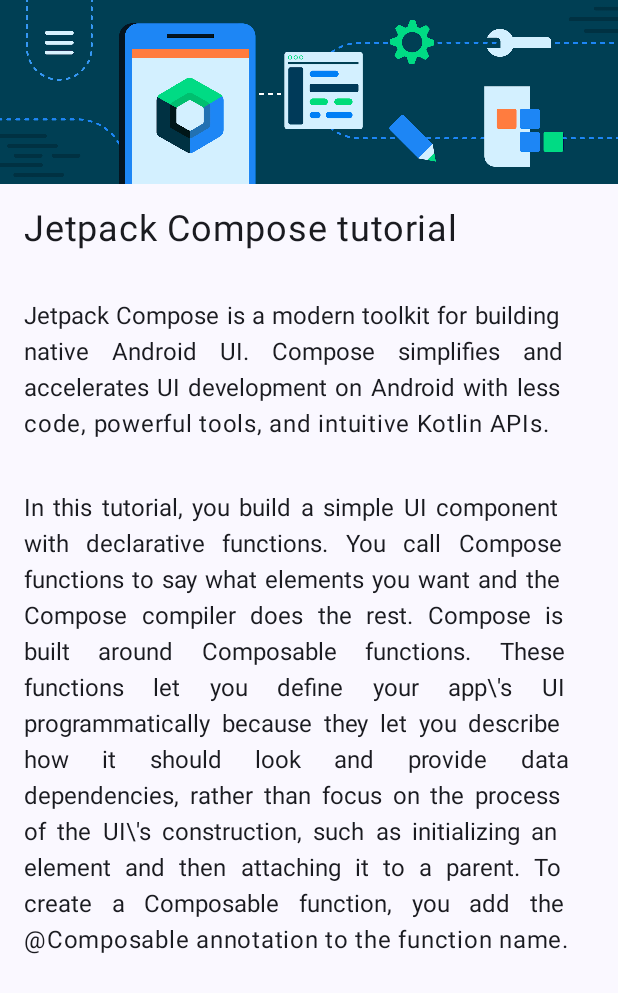
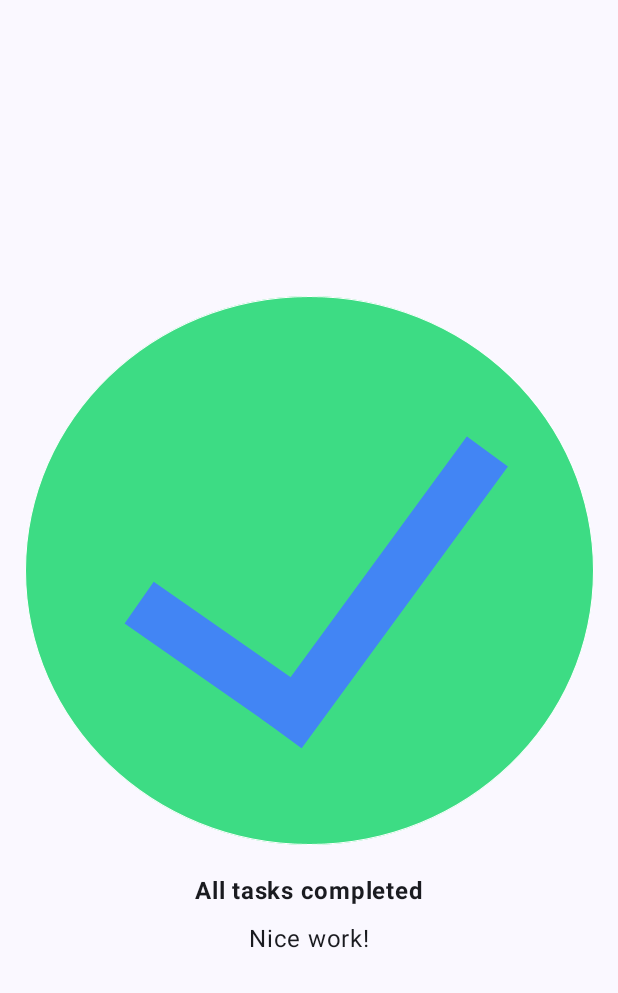
Before and after one commit to lucas-pdnobrega/Compose-Kotlin, an Android app built with Jetpack Compose: the screen it shows after launch (MainActivity), on a phone screen of 412 x 824 dp. Shown: the top 993 px of the screen. Run offline under Robolectric (Android 15) with nearby library versions, the phone set to English and light mode, and no system bars.

Commit message:
stage 2 of compose practices - task manager

```diff
--- a/app/src/main/java/com/example/composeapp/MainActivity.kt
+++ b/app/src/main/java/com/example/composeapp/MainActivity.kt
@@ -5,6 +5,7 @@ import androidx.activity.ComponentActivity
 import androidx.activity.compose.setContent
 import androidx.activity.enableEdgeToEdge
 import androidx.compose.foundation.Image
+import androidx.compose.foundation.layout.Arrangement
 import androidx.compose.foundation.layout.Column
 import androidx.compose.foundation.layout.fillMaxSize
 import androidx.compose.foundation.layout.fillMaxWidth
@@ -12,8 +13,10 @@ import androidx.compose.foundation.layout.padding
 import androidx.compose.material3.Scaffold
 import androidx.compose.material3.Text
 import androidx.compose.runtime.Composable
+import androidx.compose.ui.Alignment
 import androidx.compose.ui.Modifier
 import androidx.compose.ui.res.painterResource
+import androidx.compose.ui.text.font.FontWeight
 import androidx.compose.ui.text.style.TextAlign.Companion.Justify
 import androidx.compose.ui.tooling.preview.Preview
 import androidx.compose.ui.unit.dp
@@ -27,7 +30,10 @@ class MainActivity : ComponentActivity() {
         setContent {
             ComposeAppTheme {
                 Scaffold(modifier = Modifier.fillMaxSize()) { innerPadding ->
-                    Article(
+                    /*Article(
+                        modifier = Modifier.padding(innerPadding)
+                    )*/
+                    TaskManager(
                         modifier = Modifier.padding(innerPadding)
                     )
                 }
@@ -40,6 +46,12 @@ class MainActivity : ComponentActivity() {
 fun ArticleImage(modifier: Modifier = Modifier) {
     val image = painterResource(R.drawable.bg_compose_background)
     Image(painter = image, contentDescription = "Background")
+}
+
+@Composable
+fun TaskImage(modifier: Modifier = Modifier) {
+    val image = painterResource(R.drawable.ic_task_completed)
+    Image(painter = image, contentDescription = "Task completed")
 }
 
 @Composable
@@ -65,6 +77,23 @@ fun Article(modifier: Modifier = Modifier) {
 
 }
 
+@Composable
+fun TaskManager(modifier: Modifier = Modifier) {
+    Column(
+        modifier = Modifier.fillMaxSize(),
+        horizontalAlignment = Alignment.CenterHorizontally,
+        verticalArrangement = Arrangement.Center) {
+        TaskImage()
+        Text(
+            text = "All tasks completed",
+            fontWeight = FontWeight.Bold,
+            modifier = modifier.padding(24.dp, 8.dp))
+        Text(
+            text = "Nice work!",
+            fontSize = 16.sp)
+    }
+}
+
 @Preview(showBackground = true)
 @Composable
 fun ArticlePreview() {
```
Also changed, not shown: app/src/main/res/drawable-nodpi/ic_task_completed.png (added).
